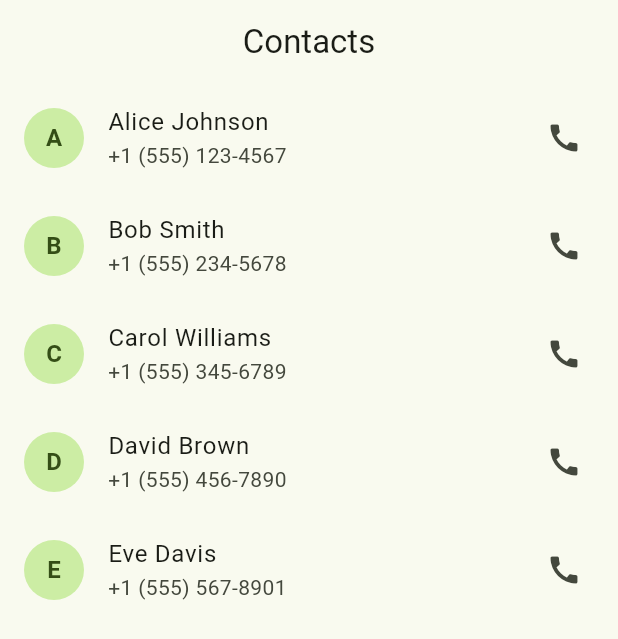
After one commit to ditto-11/Nexlab-Mini-App, a Flutter app: the ContactScreen screen opened directly, on a phone screen of 412 x 824 dp. The commit adds this screen. Shown: the top 639 px of the screen. Run offline on Flutter 3.47's test engine with Material 3 defaults, Android fonts, the phone set to English and light mode, and no system bars; our stand-ins replace bloc, equatable, flutter_bloc.

Commit message:
feat: implement Contact List screen and integrate navigation from Login

```diff
--- /dev/null
+++ b/lib/blocs/contact_bloc/contact_bloc.dart
@@ -0,0 +1,86 @@
+import 'package:bloc/bloc.dart';
+import 'package:equatable/equatable.dart';
+
+part 'contact_event.dart';
+part 'contact_state.dart';
+
+class ContactBloc extends Bloc<ContactEvent, ContactState> {
+  ContactBloc() : super(const ContactInitial()) {
+    on<FetchContacts>(_onFetchContacts);
+    on<RefreshContacts>(_onRefreshContacts);
+  }
+
+  // Mock data: 5 contacts with names and phone numbers
+  final List<Map<String, String>> _mockContacts = [
+    {
+      'name': 'Alice Johnson',
+      'phone': '+1 (555) 123-4567',
+    },
+    {
+      'name': 'Bob Smith',
+      'phone': '+1 (555) 234-5678',
+    },
+    {
+      'name': 'Carol Williams',
+      'phone': '+1 (555) 345-6789',
+    },
+    {
+      'name': 'David Brown',
+      'phone': '+1 (555) 456-7890',
+    },
+    {
+      'name': 'Eve Davis',
+      'phone': '+1 (555) 567-8901',
+    },
+  ];
+
+  Future<void> _onFetchContacts(
+    FetchContacts event,
+    Emitter<ContactState> emit,
+  ) async {
+    emit(const ContactLoading());
+
+    try {
+      // Simulate 1-second network delay
+      await Future.delayed(const Duration(seconds: 1));
+
+      // Mock successful fetch
+      emit(
+        ContactLoaded(
+          contacts: _mockContacts,
+        ),
+      );
+    } catch (e) {
+      emit(
+        ContactError(
+          message: 'Failed to load contacts: ${e.toString()}',
+        ),
+      );
+    }
+  }
+
+  Future<void> _onRefreshContacts(
+    RefreshContacts event,
+    Emitter<ContactState> emit,
+  ) async {
+    emit(const ContactLoading());
+
+    try {
+      // Simulate 1-second network delay
+      await Future.delayed(const Duration(seconds: 1));
+
+      // Mock successful refresh
+      emit(
+        ContactLoaded(
+          contacts: _mockContacts,
+        ),
+      );
+    } catch (e) {
+      emit(
+        ContactError(
+          message: 'Failed to refresh contacts: ${e.toString()}',
+        ),
+      );
+    }
+  }
+}
--- /dev/null
+++ b/lib/blocs/contact_bloc/contact_event.dart
@@ -0,0 +1,16 @@
+part of 'contact_bloc.dart';
+
+abstract class ContactEvent extends Equatable {
+  const ContactEvent();
+
+  @override
+  List<Object> get props => [];
+}
+
+class FetchContacts extends ContactEvent {
+  const FetchContacts();
+}
+
+class RefreshContacts extends ContactEvent {
+  const RefreshContacts();
+}
--- /dev/null
+++ b/lib/blocs/contact_bloc/contact_state.dart
@@ -0,0 +1,38 @@
+part of 'contact_bloc.dart';
+
+abstract class ContactState extends Equatable {
+  const ContactState();
+
+  @override
+  List<Object> get props => [];
+}
+
+class ContactInitial extends ContactState {
+  const ContactInitial();
+}
+
+class ContactLoading extends ContactState {
+  const ContactLoading();
+}
+
+class ContactLoaded extends ContactState {
+  final List<Map<String, String>> contacts;
+
+  const ContactLoaded({
+    required this.contacts,
+  });
+
+  @override
+  List<Object> get props => [contacts];
+}
+
+class ContactError extends ContactState {
+  final String message;
+
+  const ContactError({
+    required this.message,
+  });
+
+  @override
+  List<Object> get props => [message];
+}
--- /dev/null
+++ b/lib/blocs/contact_bloc/index.dart
@@ -0,0 +1 @@
+export 'contact_bloc.dart';
--- /dev/null
+++ b/lib/pages/contact_page.dart
@@ -0,0 +1,18 @@
+import 'package:flutter/material.dart';
+import 'package:flutter_bloc/flutter_bloc.dart';
+import 'package:nexlab_mini_app/blocs/contact_bloc/index.dart';
+import 'package:nexlab_mini_app/screens/contact_screen.dart';
+
+/// ContactPage wraps the ContactScreen with BlocProvider
+/// This is the entry point for the contact list feature
+class ContactPage extends StatelessWidget {
+  const ContactPage({super.key});
+
+  @override
+  Widget build(BuildContext context) {
+    return BlocProvider(
+      create: (context) => ContactBloc(),
+      child: const ContactScreen(),
+    );
+  }
+}
--- /dev/null
+++ b/lib/screens/contact_screen.dart
@@ -0,0 +1,135 @@
+import 'package:flutter/material.dart';
+import 'package:flutter_bloc/flutter_bloc.dart';
+import 'package:nexlab_mini_app/blocs/contact_bloc/index.dart';
+
+class ContactScreen extends StatefulWidget {
+  const ContactScreen({super.key});
+
+  @override
+  State<ContactScreen> createState() => _ContactScreenState();
+}
+
+class _ContactScreenState extends State<ContactScreen> {
+  @override
+  void initState() {
+    super.initState();
+    // Trigger fetch event when widget initializes
+    context.read<ContactBloc>().add(const FetchContacts());
+  }
+
+  void _onRefresh() {
+    context.read<ContactBloc>().add(const RefreshContacts());
+  }
+
+  @override
+  Widget build(BuildContext context) {
+    return Scaffold(
+      appBar: AppBar(
+        title: const Text('Contacts'),
+        centerTitle: true,
+        elevation: 0,
+      ),
+      body: BlocBuilder<ContactBloc, ContactState>(
+        builder: (context, state) {
+          if (state is ContactLoading) {
+            return const Center(
+              child: CircularProgressIndicator(),
+            );
+          } else if (state is ContactLoaded) {
+            return RefreshIndicator(
+              onRefresh: () async {
+                _onRefresh();
+                // Wait for the bloc to emit a new state
+                await Future.delayed(const Duration(seconds: 1));
+              },
+              child: ListView.builder(
+                itemCount: state.contacts.length,
+                itemBuilder: (context, index) {
+                  final contact = state.contacts[index];
+                  final name = contact['name'] ?? 'Unknown';
+                  final phone = contact['phone'] ?? 'N/A';
+
+                  return ListTile(
+                    leading: CircleAvatar(
+                      child: Text(
+                        name[0].toUpperCase(),
+                        style: const TextStyle(
+                          fontWeight: FontWeight.bold,
+                        ),
+                      ),
+                    ),
+                    title: Text(name),
+                    subtitle: Text(phone),
+                    trailing: const Icon(Icons.call),
+                    onTap: () {
+                      // TODO: Implement call or contact detail action
+                      ScaffoldMessenger.of(context).showSnackBar(
+                        SnackBar(
+                          content: Text('Calling $name...'),
+                          duration: const Duration(seconds: 1),
+                        ),
+                      );
+                    },
+                  );
+                },
+              ),
+            );
+          } else if (state is ContactError) {
+            return Center(
+              child: Column(
+                mainAxisAlignment: MainAxisAlignment.center,
+                children: [
+                  const Icon(
+                    Icons.error_outline,
+                    color: Colors.red,
+                    size: 64,
+                  ),
+                  const SizedBox(height: 16),
+                  Text(
+                    state.message,
+                    textAlign: TextAlign.center,
+                    style: const TextStyle(
+                      color: Colors.red,
+                      fontSize: 16,
+                    ),
+                  ),
+                  const SizedBox(height: 16),
+                  ElevatedButton(
+                    onPressed: _onRefresh,
+                    child: const Text('Retry'),
+                  ),
+                ],
+              ),
+            );
+          } else {
+            return Center(
+              child: Column(
+                mainAxisAlignment: MainAxisAlignment.center,
+                children: [
+                  const Icon(
+                    Icons.contacts_outlined,
+                    color: Colors.grey,
+                    size: 64,
+                  ),
+                  const SizedBox(height: 16),
+                  const Text(
+                    'No contacts yet',
+                    style: TextStyle(
+                      color: Colors.grey,
+                      fontSize: 16,
+                    ),
+                  ),
+                  const SizedBox(height: 16),
+                  ElevatedButton(
+                    onPressed: _onRefresh,
+                    child: const Text('Load Contacts'),
+                  ),
+                ],
+              ),
+            );
+          }
+        },
+      ),
+    );
+  }
+}
--- a/lib/screens/login_screen.dart
+++ b/lib/screens/login_screen.dart
@@ -1,6 +1,7 @@
 import 'package:flutter/material.dart';
 import 'package:flutter_bloc/flutter_bloc.dart';
 import 'package:nexlab_mini_app/blocs/login_bloc/index.dart';
+import 'package:nexlab_mini_app/screens/contact_screen.dart';
 
 class LoginScreen extends StatefulWidget {
   const LoginScreen({super.key});
@@ -43,7 +44,10 @@ class _LoginScreenState extends State<LoginScreen> {
       listener: (context, state) {
         if (state is LoginSuccess) {
           _showSnackBar(context, state.message, true);
-          // TODO: Navigate to next screen after successful login
+          Navigator.pushReplacement(
+            context,
+            MaterialPageRoute(builder: (context) => const ContactScreen()),
+          );
         } else if (state is LoginFailure) {
           _showSnackBar(context, state.error, false);
         }
@@ -70,9 +74,8 @@ class _LoginScreenState extends State<LoginScreen> {
                         // Title
                         Text(
                           'Welcome',
-                          style: Theme.of(context).textTheme.headlineMedium?.copyWith(
-                                fontWeight: FontWeight.bold,
-                              ),
+                          style: Theme.of(context).textTheme.headlineMedium
+                              ?.copyWith(fontWeight: FontWeight.bold),
                           textAlign: TextAlign.center,
                         ),
                         const SizedBox(height: 8),
@@ -80,9 +83,8 @@ class _LoginScreenState extends State<LoginScreen> {
                         // Subtitle
                         Text(
                           'Sign in to your account',
-                          style: Theme.of(context).textTheme.bodyMedium?.copyWith(
-                                color: Colors.grey[600],
-                              ),
+                          style: Theme.of(context).textTheme.bodyMedium
+                              ?.copyWith(color: Colors.grey[600]),
                           textAlign: TextAlign.center,
                         ),
                         const SizedBox(height: 48),
@@ -133,11 +135,11 @@ class _LoginScreenState extends State<LoginScreen> {
                               ? null
                               : () {
                                   context.read<LoginBloc>().add(
-                                        LoginSubmitted(
-                                          email: _emailController.text.trim(),
-                                          password: _passwordController.text,
-                                        ),
-                                      );
+                                    LoginSubmitted(
+                                      email: _emailController.text.trim(),
+                                      password: _passwordController.text,
+                                    ),
+                                  );
                                 },
                           style: ElevatedButton.styleFrom(
                             padding: const EdgeInsets.symmetric(vertical: 12),
@@ -162,9 +164,7 @@ class _LoginScreenState extends State<LoginScreen> {
               if (isLoading)
                 Container(
                   color: Colors.black.withOpacity(0.3),
-                  child: const Center(
-                    child: CircularProgressIndicator(),
-                  ),
+                  child: const Center(child: CircularProgressIndicator()),
                 ),
             ],
           ),
```
Also changed, not shown: 1 other file.
